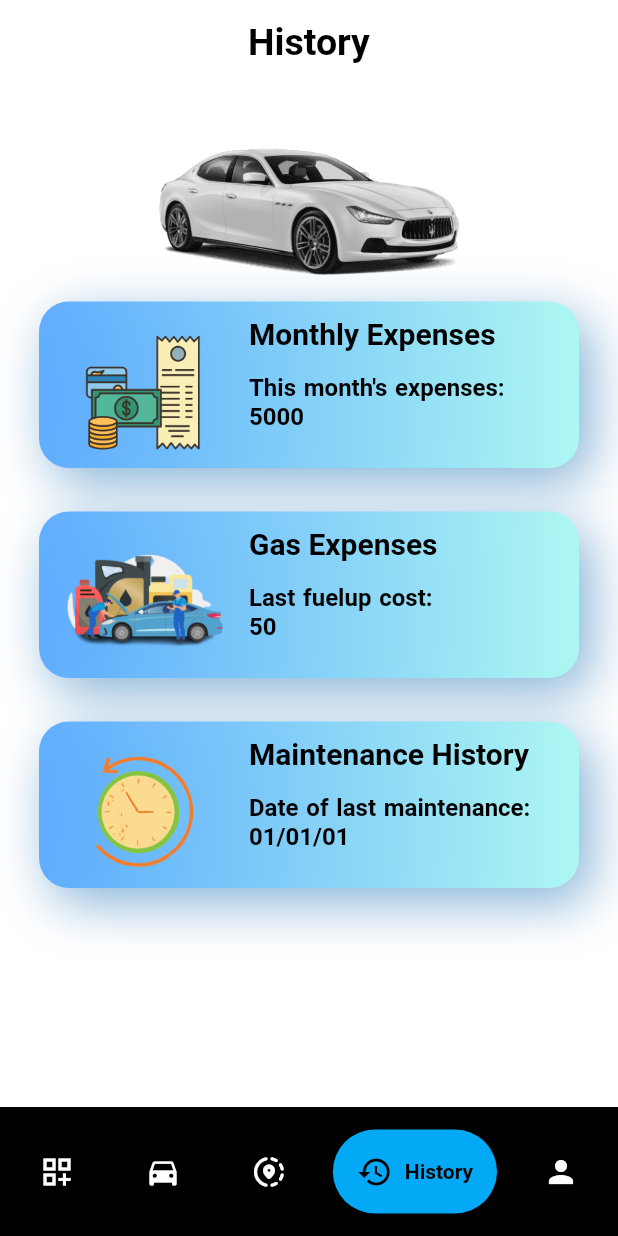
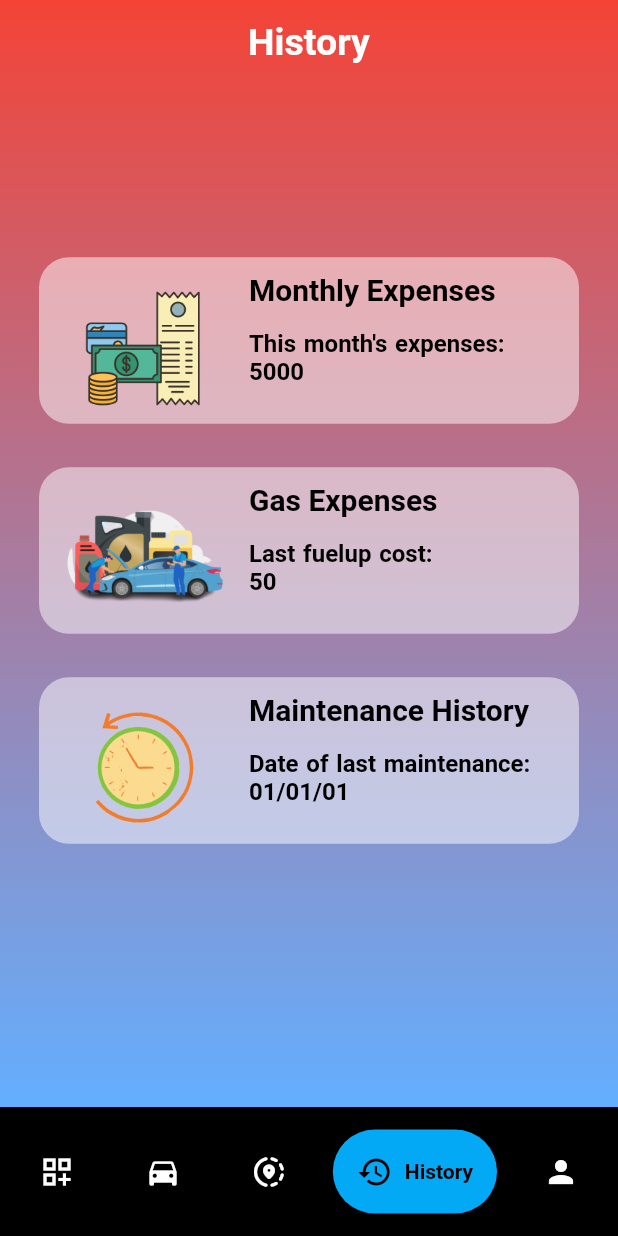
Before and after one commit to jabezj1/Motore, a Flutter app: the screen it shows once a user with an empty profile is signed in, item 4 of the bottom bar chosen, on a phone screen of 412 x 824 dp. Run offline on Flutter 3.47's test engine with Material 2 defaults, Android fonts, the phone set to English and light mode, and no system bars; drawn by our look-alikes of google_nav_bar; our stand-ins replace animated_splash_screen, auth_buttons, auto_size_text, cloud_firestore, dio, firebase_auth and 10 more; missing offline and left inert: dart:ffi; accounts and stored records are empty; network calls fail.

Commit message:
made UI changes to history page

```diff
--- a/lib/pages/History.dart
+++ b/lib/pages/History.dart
@@ -1,4 +1,5 @@
 import 'package:flutter/material.dart';
+import 'package:lottie/lottie.dart';
 import 'package:motore/pages/InspectPastMaintenance.dart';
 import 'package:motore/pages/createHistoryEntry.dart';
 
@@ -7,15 +8,22 @@ class History extends StatelessWidget {
 
   @override
   Widget build(BuildContext context) {
-    return Scaffold(
-      // extendBodyBehindAppBar: true,
+    return Container(
+      decoration: const BoxDecoration(
+        gradient: LinearGradient(colors: [
+          Colors.red,
+          Color(0xff15aaaff),
+        ], begin: Alignment.topCenter, end: Alignment.bottomCenter),
+      ),
+      child: Scaffold(
+        extendBodyBehindAppBar: true,
         appBar: AppBar(
           backgroundColor: Colors.transparent,
           automaticallyImplyLeading: false,
           title: const Text(
             'History',
             style: TextStyle(
-              fontSize: 25, fontWeight: FontWeight.bold, color: Colors.black),
+                fontSize: 25, fontWeight: FontWeight.bold, color: Colors.white),
           ),
           centerTitle: true,
           elevation: 0,
@@ -28,9 +36,14 @@ class History extends StatelessWidget {
               // ),
               ),
         ),
-      backgroundColor: Colors.white,
-      body: SingleChildScrollView(
+        backgroundColor: Colors.transparent,
+        body: Center(
+          child: SingleChildScrollView(
+            child: Container(
+              // alignment: Alignment.bottomCenter,
               child: Column(
+                mainAxisAlignment: MainAxisAlignment.center,
+                crossAxisAlignment: CrossAxisAlignment.center,
                 children: [
                   const SizedBox(height: 25),
                   Row(
@@ -40,21 +53,31 @@ class History extends StatelessWidget {
                       Row(
                         crossAxisAlignment: CrossAxisAlignment.start,
                         children: [
-                    Container(
-                      width: 200,
-                      height: 120,
-                      decoration: const BoxDecoration(
-                        color: Colors.white,
-                        image: DecorationImage(
-                          image: AssetImage("lib/icons/car.png"),
-                          fit: BoxFit.scaleDown,
-                        ),
-                      ),
-                    ),
+                          // Container(
+                          //   width: 200,
+                          //   height: 120,
+                          //   decoration: const BoxDecoration(
+                          //     gradient: LinearGradient(
+                          //         colors: [
+                          //           Colors.red,
+                          //           Color(0xff15aaaff),
+                          //         ],
+                          //         begin: Alignment.topCenter,
+                          //         end: Alignment.bottomCenter),
+                          //     color: Colors.white,
+                          //     image: DecorationImage(
+                          //       image: AssetImage("lib/icons/car.png"),
+                          //       fit: BoxFit.scaleDown,
+                          //     ),
+                          //   ),
+                          // ),
                         ],
                       ),
                     ],
                   ),
+                  // SizedBox(
+                  //   height: 160,
+                  // ),
 
                   // TODO: use stateful values
                   const HistoryWidget(
@@ -71,8 +94,11 @@ class History extends StatelessWidget {
                       imageLink: "lib/icons/past.png",
                       contTitle: "Maintenance History",
                       descText: "Date of last maintenance: \n",
-                value: "01/01/01")
+                      value: "01/01/01"),
                 ],
+              ),
+            ),
+          ),
         ),
       ),
     );
@@ -109,26 +135,29 @@ class HistoryWidget extends StatelessWidget {
           child: Stack(
             children: [
               Container(
+                alignment: Alignment.center,
                 width: MediaQuery.of(context).size.width,
                 height: 111,
+                // color: Colors.white.withOpacity(0.5),
                 decoration: BoxDecoration(
-                  gradient: const LinearGradient(colors: [
-                    Color(0xff15aaaff),
-                    Color(0xFFADF7F2),
-                  ]),
+                  color: Colors.white.withOpacity(0.5),
+                  //   gradient: const LinearGradient(colors: [
+                  //     Color(0xff15aaaff),
+                  //     Color(0xFFADF7F2),
+                  //   ]),
                   borderRadius: BorderRadius.circular(20),
-                  boxShadow: const [
-                    BoxShadow(
-                      blurRadius: 30,
-                      offset: Offset(8, 10),
-                      color: Color.fromARGB(255, 133, 178, 214),
-                    ),
-                  ],
+                  //   boxShadow: const [
+                  //     BoxShadow(
+                  //       blurRadius: 30,
+                  //       offset: Offset(8, 10),
+                  //       color: Color.fromARGB(255, 133, 178, 214),
+                  //     ),
+                  //   ],
                 ),
               ),
               Container(
-                height: 200,
-                width: 350,
+                // height: 400,
+                // width: 350,
                 margin: const EdgeInsets.only(
                   right: 220,
                   bottom: 20,
```
Lines whose indentation alone changed are shown as unchanged.
